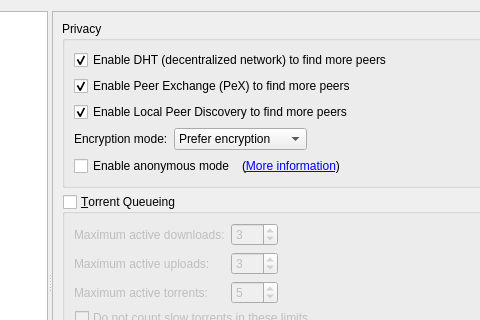
Above: src/gui/optionsdialog.ui from SysAdminDoc/qBittorrent-Vanced before the change; both pictures show x 217 to 697 and y 0 to 320 of the 779 by 591 pixel window. Below: the same form after it.
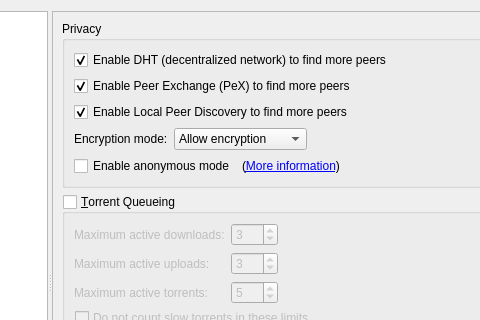
That is the form after the change. The open tabs and pages were chosen to show the change. Custom widgets are drawn as their Qt base class.

Commit message:
Rename "Prefer encryption" to "Allow encryption"
Because it actually prefers non-encryption but allows it if requested.

Diff of the .ui file:
```diff
--- a/src/gui/optionsdialog.ui
+++ b/src/gui/optionsdialog.ui
@@ -2190,7 +2190,7 @@
                   <widget class="QComboBox" name="comboEncryption">
                    <item>
                     <property name="text">
-                     <string>Prefer encryption</string>
+                     <string>Allow encryption</string>
                     </property>
                    </item>
                    <item>
```
The commit also changes 1 other file.
